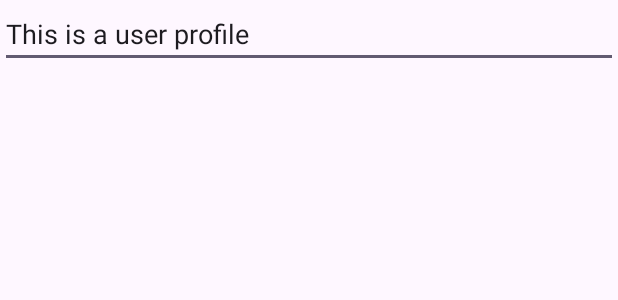
After one commit to JCoji/Android-Cycling-App, an Android app: the layout activity_user.xml on its own in the app's theme, with its tools: preview values and no code run, on a phone screen of 412 x 824 dp. The commit adds this screen. Shown: the top 300 px of the screen. Run offline under Robolectric (Android 15) with nearby library versions, the phone set to English and light mode, and no system bars.

Commit message:
Added the user profile activity and then club profile activity

```diff
--- /dev/null
+++ b/app/src/main/res/layout/activity_user.xml
@@ -0,0 +1,22 @@
+<?xml version="1.0" encoding="utf-8"?>
+<androidx.constraintlayout.widget.ConstraintLayout xmlns:android="http://schemas.android.com/apk/res/android"
+    xmlns:app="http://schemas.android.com/apk/res-auto"
+    xmlns:tools="http://schemas.android.com/tools"
+    android:layout_width="match_parent"
+    android:layout_height="match_parent"
+    tools:context=".UserActivity">
+
+    <LinearLayout
+        android:layout_width="match_parent"
+        android:layout_height="match_parent"
+        android:orientation="vertical">
+
+        <EditText
+            android:id="@+id/editTextText2"
+            android:layout_width="match_parent"
+            android:layout_height="wrap_content"
+            android:ems="10"
+            android:inputType="text"
+            android:text="This is a user profile" />
+    </LinearLayout>
+</androidx.constraintlayout.widget.ConstraintLayout>
```
Also changed, not shown: app/src/main/AndroidManifest.xml (+9 -0 lines), app/src/main/java/com/example/segfinalproject/ClubActivity.java (added, +14 -0 lines), app/src/main/java/com/example/segfinalproject/MainActivity.java (+9 -0 lines), app/src/main/java/com/example/segfinalproject/UserActivity.java (added, +14 -0 lines), app/src/main/res/layout/activity_club.xml (added, +21 -0 lines).
